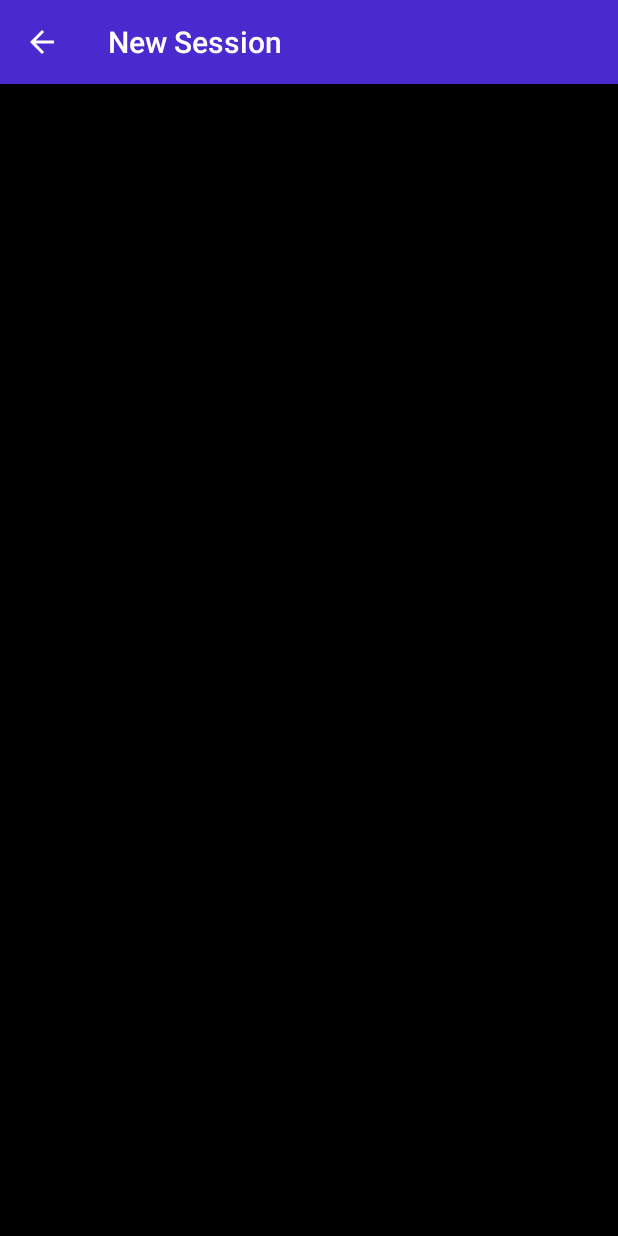
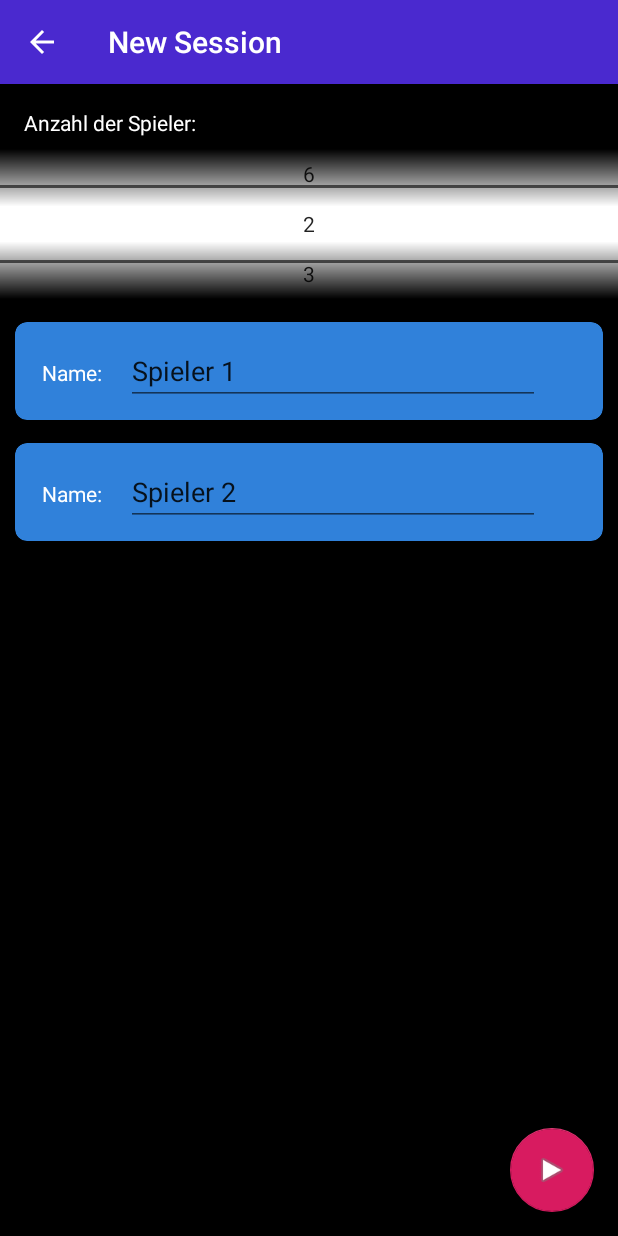
Before and after one commit to cloudsftp/TridomCounter, an Android app: the screen it shows after launch (NewSessionActivity), after a tap on an icon or button, on a phone screen of 412 x 824 dp. Run offline under Robolectric (Android 15) with nearby library versions, the phone set to English and light mode, and no system bars.

Commit message:
new activity for new creation of session

```diff
--- a/app/build.gradle
+++ b/app/build.gradle
@@ -27,10 +27,11 @@ android {
 
 dependencies {
     implementation fileTree(dir: 'libs', include: ['*.jar'])
-    implementation"org.jetbrains.kotlin:kotlin-stdlib-jdk7:$kotlin_version"
+    implementation "org.jetbrains.kotlin:kotlin-stdlib-jdk7:$kotlin_version"
     implementation 'com.android.support:appcompat-v7:28.0.0'
     implementation 'com.android.support.constraint:constraint-layout:1.1.3'
     implementation 'com.android.support:design:28.0.0'
+    implementation 'com.android.support:support-v4:28.0.0'
     testImplementation 'junit:junit:4.12'
     androidTestImplementation 'com.android.support.test:runner:1.0.2'
     androidTestImplementation 'com.android.support.test:rules:1.0.2'
--- a/app/src/main/java/de/melon/tridomcounter/activities/menu/MainActivity.kt
+++ b/app/src/main/java/de/melon/tridomcounter/activities/menu/MainActivity.kt
@@ -1,9 +1,7 @@
 package de.melon.tridomcounter.activities.menu
 
 import android.content.Intent
-import android.graphics.Color
 import android.os.Bundle
-import android.support.design.widget.Snackbar
 import android.support.v7.app.AppCompatActivity
 import android.support.v7.widget.LinearLayoutManager
 import android.support.v7.widget.RecyclerView
@@ -21,9 +19,6 @@ class MainActivity : AppCompatActivity() {
         super.onCreate(savedInstanceState)
         setContentView(R.layout.activity_main)
         setSupportActionBar(toolbar)
-
-        val decorView = this.window.decorView
-        //decorView.setBackgroundColor(Color.BLACK)
 
         setSessionsList()
 
--- a/app/src/main/java/de/melon/tridomcounter/activities/menu/SessionCardAdapter.kt
+++ b/app/src/main/java/de/melon/tridomcounter/activities/menu/SessionCardAdapter.kt
@@ -9,17 +9,13 @@ import android.widget.TextView
 import de.melon.tridomcounter.R
 import de.melon.tridomcounter.logic.Session
 
-class SessionCardAdapter(private var sessions: ArrayList<Session>) : RecyclerView.Adapter<SessionCardAdapter.ViewHolder>() {
+class SessionCardAdapter(private val sessions: ArrayList<Session>) : RecyclerView.Adapter<SessionCardAdapter.ViewHolder>() {
 
     class ViewHolder(view: View) : RecyclerView.ViewHolder(view) {
 
-        val rootLayout: LinearLayout
-        val dataLayout: LinearLayout
         val textHeading: TextView
 
         init {
-            rootLayout = view.findViewById(R.id.rootLayout)
-            dataLayout = view.findViewById(R.id.dataLayout)
             textHeading = view.findViewById(R.id.textHeading)
         }
 
@@ -33,7 +29,6 @@ class SessionCardAdapter(private var sessions: ArrayList<Session>) : RecyclerVie
 
     }
 
-
     override fun onBindViewHolder(viewHolder: ViewHolder, position: Int) {
         viewHolder.textHeading.text = position.toString()
 
--- /dev/null
+++ b/app/src/main/java/de/melon/tridomcounter/activities/session/NewPlayerCardAdapter.kt
@@ -0,0 +1,37 @@
+package de.melon.tridomcounter.activities.session
+
+import android.support.v7.widget.RecyclerView
+import android.view.LayoutInflater
+import android.view.View
+import android.view.ViewGroup
+import android.widget.EditText
+import de.melon.tridomcounter.R
+
+class NewPlayerCardAdapter(var playerCount: Int) : RecyclerView.Adapter<NewPlayerCardAdapter.PickPlayerViewHolder>() {
+
+    class PickPlayerViewHolder(view: View) : RecyclerView.ViewHolder(view) {
+
+        val nameTextField: EditText
+
+        init {
+            nameTextField = view.findViewById(R.id.playerName)
+        }
+
+    }
+
+    override fun onCreateViewHolder(parent: ViewGroup, viewType: Int) : PickPlayerViewHolder {
+        val view = LayoutInflater.from(parent.context)
+            .inflate(R.layout.new_player_card, parent, false) as View
+
+        return PickPlayerViewHolder(view)
+
+    }
+
+    override fun onBindViewHolder(viewHolder: PickPlayerViewHolder, position: Int) {
+        viewHolder.nameTextField.setText(String.format("Spieler %1d", position + 1))
+
+    }
+
+    override fun getItemCount() = playerCount
+
+}
--- a/app/src/main/java/de/melon/tridomcounter/activities/session/NewSessionActivity.kt
+++ b/app/src/main/java/de/melon/tridomcounter/activities/session/NewSessionActivity.kt
@@ -1,13 +1,53 @@
 package de.melon.tridomcounter.activities.session
 
 import android.os.Bundle
-import android.os.PersistableBundle
 import android.support.v7.app.AppCompatActivity
+import android.support.v7.widget.LinearLayoutManager
+import android.support.v7.widget.RecyclerView
+import android.widget.NumberPicker
+import de.melon.tridomcounter.R
+
+import kotlinx.android.synthetic.main.activity_new_session.*
 
 class NewSessionActivity : AppCompatActivity() {
 
-    override fun onCreate(savedInstanceState: Bundle?, persistentState: PersistableBundle?) {
-        super.onCreate(savedInstanceState, persistentState)
+    lateinit var newPlayerRecyclerView: RecyclerView
+    lateinit var numberPicker: NumberPicker
+
+    override fun onCreate(savedInstanceState: Bundle?) {
+        super.onCreate(savedInstanceState)
+        setContentView(R.layout.activity_new_session)
+        setSupportActionBar(toolbar)
+
+        setNumberPicker()
+
+        fab.setOnClickListener { view ->
+            {}
+        }
+        supportActionBar?.setDisplayHomeAsUpEnabled(true)
+    }
+
+    fun setNumberPicker() {
+        numberPicker = findViewById(R.id.numOfPlayersPicker)
+
+        numberPicker.minValue = 2
+        numberPicker.maxValue = 6
+        numberPicker.setOnValueChangedListener {
+            _, _, num ->
+            displayPlayerInputCards(num)
+        }
+
+        newPlayerRecyclerView = findViewById(R.id.newPlayerNamesRecyclerView)
+
+        newPlayerRecyclerView.adapter = NewPlayerCardAdapter(numberPicker.value)
+        newPlayerRecyclerView.layoutManager = LinearLayoutManager(this)
+
+    }
+
+    fun displayPlayerInputCards(num: Int) {
+        (newPlayerRecyclerView.adapter as NewPlayerCardAdapter).playerCount = num
+        newPlayerRecyclerView.layoutManager = LinearLayoutManager(this)
+
     }
 
 }
--- /dev/null
+++ b/app/src/main/res/layout/activity_new_session.xml
@@ -0,0 +1,33 @@
+<?xml version="1.0" encoding="utf-8"?>
+<android.support.design.widget.CoordinatorLayout xmlns:android="http://schemas.android.com/apk/res/android"
+        xmlns:app="http://schemas.android.com/apk/res-auto"
+        xmlns:tools="http://schemas.android.com/tools"
+        android:layout_width="match_parent"
+        android:layout_height="match_parent"
+        tools:context=".activities.session.NewSessionActivity">
+
+    <android.support.design.widget.AppBarLayout
+            android:layout_width="match_parent"
+            android:layout_height="wrap_content"
+            android:theme="@style/AppTheme.AppBarOverlay">
+
+        <android.support.v7.widget.Toolbar
+                android:id="@+id/toolbar"
+                android:layout_width="match_parent"
+                android:layout_height="?attr/actionBarSize"
+                android:background="?attr/colorPrimary"
+                app:popupTheme="@style/AppTheme.PopupOverlay" />
+
+    </android.support.design.widget.AppBarLayout>
+
+    <include layout="@layout/content_new_session" />
+
+    <android.support.design.widget.FloatingActionButton
+            android:id="@+id/fab"
+            android:layout_width="wrap_content"
+            android:layout_height="wrap_content"
+            android:layout_gravity="bottom|end"
+            android:layout_margin="@dimen/fab_margin"
+            app:srcCompat="@android:drawable/ic_media_play" />
+
+</android.support.design.widget.CoordinatorLayout>
--- /dev/null
+++ b/app/src/main/res/layout/content_new_session.xml
@@ -0,0 +1,43 @@
+<?xml version="1.0" encoding="utf-8"?>
+<android.support.constraint.ConstraintLayout xmlns:android="http://schemas.android.com/apk/res/android"
+        xmlns:app="http://schemas.android.com/apk/res-auto"
+        xmlns:tools="http://schemas.android.com/tools"
+        android:layout_width="match_parent"
+        android:layout_height="match_parent"
+        app:layout_behavior="@string/appbar_scrolling_view_behavior"
+        tools:context=".activities.session.NewSessionActivity"
+        tools:showIn="@layout/activity_new_session">
+
+    <LinearLayout
+            android:layout_width="match_parent"
+            android:layout_height="match_parent"
+            android:orientation="vertical">
+
+        <TextView
+                android:layout_width="wrap_content"
+                android:layout_height="wrap_content"
+                android:textColor="@color/colorText"
+                android:layout_marginStart="16dp"
+                android:layout_marginTop="16dp"
+                android:text="@string/select_number_of_players"/>
+
+        <NumberPicker
+                android:id="@+id/numOfPlayersPicker"
+                android:layout_width="match_parent"
+                android:layout_height="100dp"
+                android:layout_marginTop="8dp"
+                android:background="@color/colorText"
+                android:fadingEdge="horizontal|vertical|none"
+                android:solidColor="@color/colorBackground">
+
+        </NumberPicker>
+
+        <android.support.v7.widget.RecyclerView
+                android:id="@+id/newPlayerNamesRecyclerView"
+                android:layout_width="match_parent"
+                android:layout_height="match_parent"
+                tools:layout_editor_absoluteX="8dp" />
+
+    </LinearLayout>
+
+</android.support.constraint.ConstraintLayout>
--- /dev/null
+++ b/app/src/main/res/layout/new_player_card.xml
@@ -0,0 +1,47 @@
+<?xml version="1.0" encoding="utf-8"?>
+<RelativeLayout xmlns:android="http://schemas.android.com/apk/res/android"
+        android:layout_width="match_parent"
+        android:layout_height="wrap_content"
+        xmlns:app="http://schemas.android.com/apk/res-auto"
+        android:paddingTop="15dp"
+        android:paddingLeft="10dp"
+        android:paddingRight="10dp"
+        android:paddingBottom="0dp"
+        android:id="@+id/parent_layout">
+
+    <android.support.v7.widget.CardView
+            android:layout_width="match_parent"
+            android:layout_height="wrap_content"
+            app:cardBackgroundColor="@color/colorCard"
+            app:cardCornerRadius="8dp"
+            app:contentPadding="10dp">
+
+        <LinearLayout
+                android:id="@+id/dataLayout"
+                android:layout_width="match_parent"
+                android:layout_height="wrap_content"
+                android:orientation="horizontal">
+
+            <TextView
+                    android:layout_width="wrap_content"
+                    android:layout_height="wrap_content"
+                    android:layout_marginStart="8dp"
+                    android:textColor="@color/colorText"
+                    android:text="@string/input_name"/>
+
+            <EditText
+                    android:id="@+id/playerName"
+                    android:layout_width="0dp"
+                    android:layout_height="wrap_content"
+                    android:layout_marginStart="16dp"
+                    android:layout_marginEnd="32dp"
+                    android:layout_weight="1"
+                    android:ems="8"
+                    android:inputType="textPersonName" />
+
+
+        </LinearLayout>
+
+    </android.support.v7.widget.CardView>
+
+</RelativeLayout>
--- a/app/src/main/res/values/colors.xml
+++ b/app/src/main/res/values/colors.xml
@@ -6,4 +6,6 @@
     <color name="colorAccent">#D81B60</color>
     <color name="colorCard">#3081DA</color>
     <color name="colorText">#FFFFFF</color>
+
+    <color name="black_overlay">#66000000</color>
 </resources>
--- a/app/src/main/res/values/strings.xml
+++ b/app/src/main/res/values/strings.xml
@@ -2,6 +2,12 @@
     <string name="app_name">TridomCounter</string>
     <string name="action_settings">Settings</string>
     <string name="menu_title">Tridom Counter</string>
-    <string name="newsession_title">New Session</string>
+
+    <string name="title_activity_new_session">New Session</string>
+
+    <string name="select_number_of_players">Anzahl der Spieler:</string>
+    <string name="input_name">Name:</string>
+
     <string name="session_title">Session</string>
+
 </resources>
```
Also changed, not shown: app/src/main/AndroidManifest.xml (+13 -8 lines), app/src/main/res/layout/content_main.xml (+0 -12 lines), app/src/main/res/values/attrs.xml (added, +12 -0 lines), app/src/main/res/values/styles.xml (+17 -2 lines), 3 other files.
